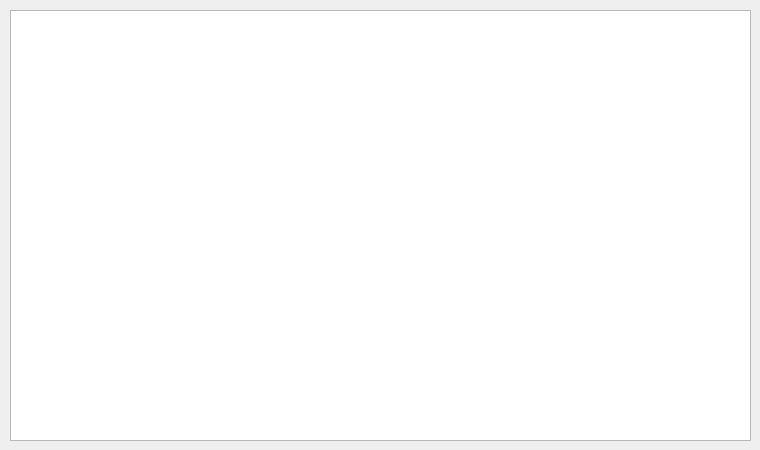
First picture: the form in dialog.ui, repository zeuko/statkiQT2kam, before the edit.
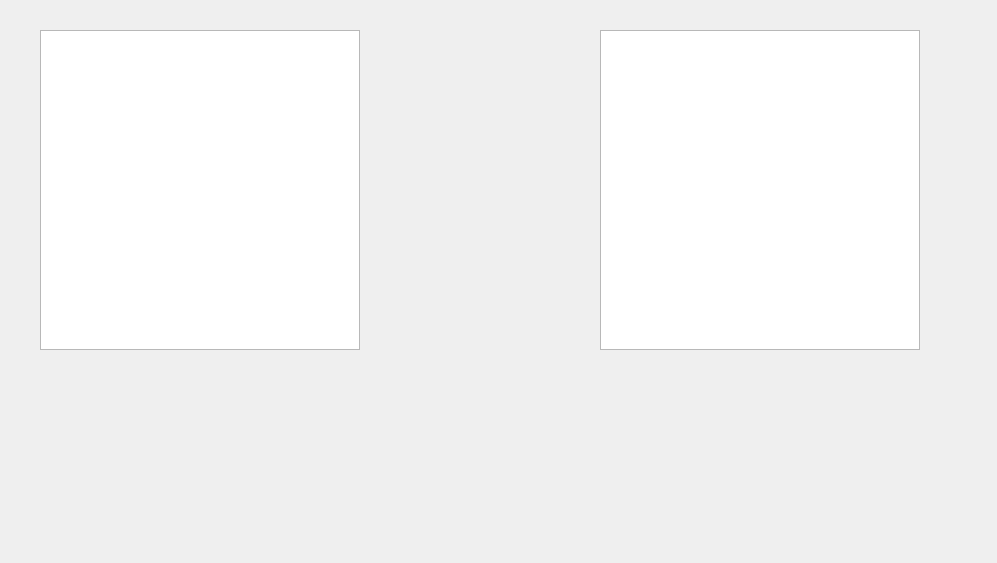
Second picture: the form after the edit.

What changed in the file:
```diff
--- a/dialog.ui
+++ b/dialog.ui
@@ -6,8 +6,8 @@
    <rect>
     <x>0</x>
     <y>0</y>
-    <width>760</width>
-    <height>450</height>
+    <width>997</width>
+    <height>563</height>
    </rect>
   </property>
   <property name="windowTitle">
@@ -16,10 +16,23 @@
   <widget class="QGraphicsView" name="graphicsView">
    <property name="geometry">
     <rect>
-     <x>10</x>
-     <y>10</y>
-     <width>741</width>
-     <height>431</height>
+     <x>40</x>
+     <y>30</y>
+     <width>320</width>
+     <height>320</height>
+    </rect>
+   </property>
+   <property name="alignment">
+    <set>Qt::AlignLeading|Qt::AlignLeft|Qt::AlignTop</set>
+   </property>
+  </widget>
+  <widget class="QGraphicsView" name="graphicsView_2">
+   <property name="geometry">
+    <rect>
+     <x>600</x>
+     <y>30</y>
+     <width>320</width>
+     <height>320</height>
     </rect>
    </property>
    <property name="alignment">
```
